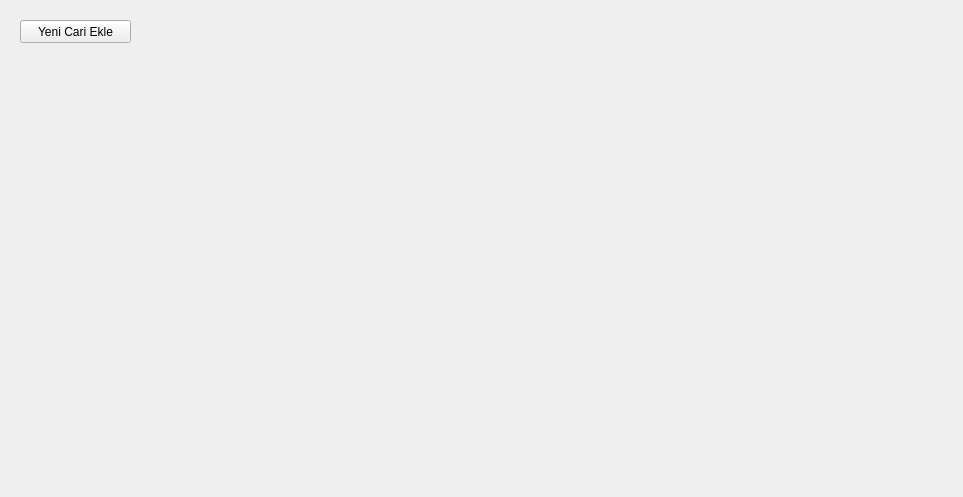
First picture: the form in cari/carimainwidget.ui, repository CMLDMR/Ressor, before the edit.
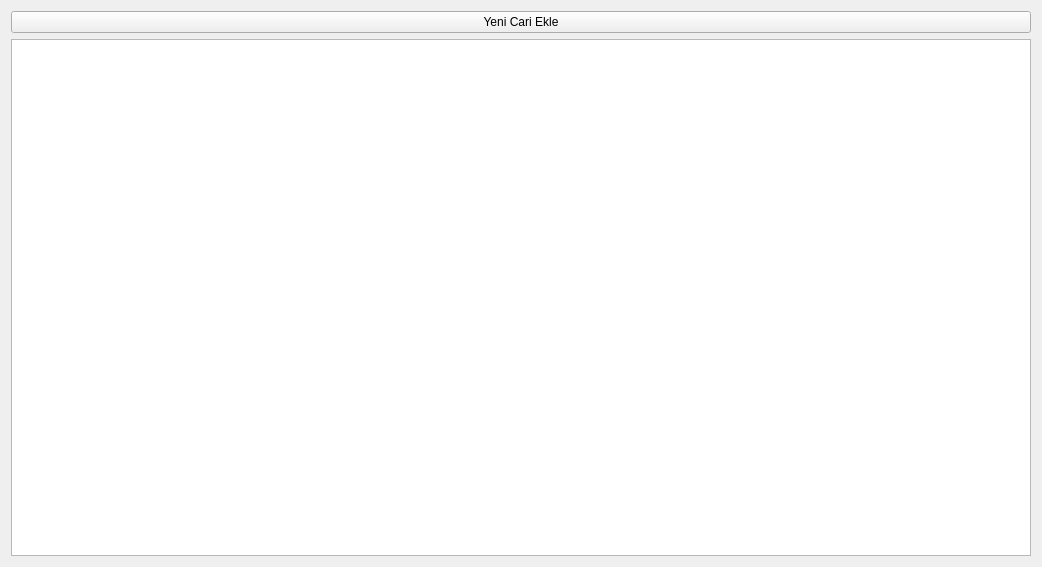
Second picture: the form after the edit.

Commit message: TableView Eklendi ve implement edildi.

Diff of the .ui file:
```diff
--- a/cari/carimainwidget.ui
+++ b/cari/carimainwidget.ui
@@ -6,26 +6,42 @@
    <rect>
     <x>0</x>
     <y>0</y>
-    <width>963</width>
-    <height>497</height>
+    <width>1042</width>
+    <height>567</height>
    </rect>
   </property>
   <property name="windowTitle">
    <string>Form</string>
   </property>
+  <layout class="QGridLayout" name="gridLayout_2">
+   <item row="0" column="0">
+    <layout class="QGridLayout" name="gridLayout">
+     <item row="0" column="0">
   <widget class="QPushButton" name="pushButton_YeniCariEkle">
-   <property name="geometry">
-    <rect>
-     <x>20</x>
-     <y>20</y>
-     <width>111</width>
-     <height>23</height>
-    </rect>
-   </property>
    <property name="text">
     <string>Yeni Cari Ekle</string>
    </property>
   </widget>
+     </item>
+     <item row="1" column="0">
+      <widget class="QTableView" name="tableView">
+       <property name="editTriggers">
+        <set>QAbstractItemView::NoEditTriggers</set>
+       </property>
+       <property name="alternatingRowColors">
+        <bool>true</bool>
+       </property>
+       <property name="selectionBehavior">
+        <enum>QAbstractItemView::SelectRows</enum>
+       </property>
+       <attribute name="horizontalHeaderStretchLastSection">
+        <bool>true</bool>
+       </attribute>
+      </widget>
+     </item>
+    </layout>
+   </item>
+  </layout>
  </widget>
  <resources/>
  <connections/>
```
Lines whose indentation alone changed are shown as unchanged. The commit also changes 2 other files.
